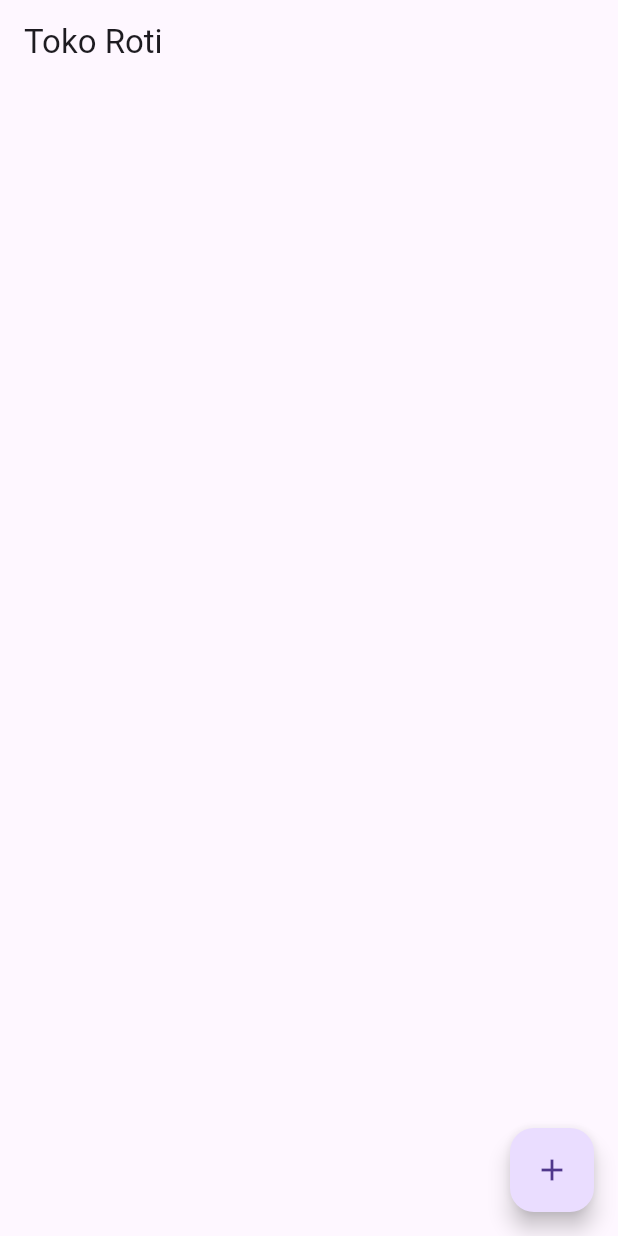
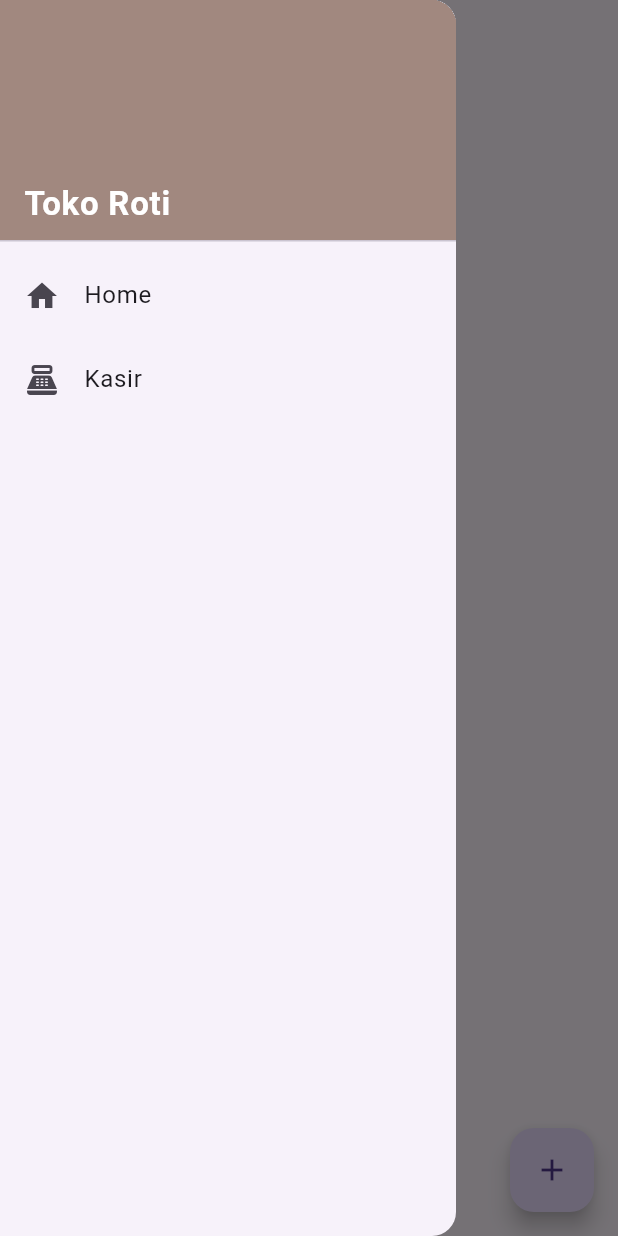
Before and after one commit to Caesaraya/test_kasir, a Flutter app: the screen it shows after launch, with the side drawer open (before the commit the screen has no drawer), on a phone screen of 412 x 824 dp. Run offline on Flutter 3.47's test engine with Material 3 defaults, Android fonts, the phone set to English and light mode, and no system bars; our stand-ins replace cloud_firestore, firebase_core, get; accounts and stored records are empty.

Commit message:
kasir-mobile

```diff
--- /dev/null
+++ b/lib/models/produk_model.dart
@@ -0,0 +1,22 @@
+class ProdukModel {
+  final String id;
+  final String nama;
+  final int harga;
+  final int stok;
+
+  ProdukModel({
+    required this.id,
+    required this.nama,
+    required this.harga,
+    required this.stok,
+  });
+
+  factory ProdukModel.fromFirestore(String id, Map<String, dynamic> data) {
+    return ProdukModel(
+      id: id,
+      nama: data['nama'],
+      harga: data['harga'],
+      stok: data['stok'],
+    );
+  }
+}
--- a/lib/pages/home_page.dart
+++ b/lib/pages/home_page.dart
@@ -10,6 +10,46 @@ class HomePage extends GetView<RotiController> {
   Widget build(BuildContext context) {
     return Scaffold(
       appBar: AppBar(title: const Text("Toko Roti")),
+
+      // 🔥 DRAWER NAVIGASI
+      drawer: Drawer(
+        child: Column(
+          children: [
+            DrawerHeader(
+              decoration: BoxDecoration(color: Colors.brown.shade300),
+              child: Align(
+                alignment: Alignment.bottomLeft,
+                child: Text(
+                  "Toko Roti",
+                  style: TextStyle(
+                    color: Colors.white,
+                    fontSize: 22,
+                    fontWeight: FontWeight.bold,
+                  ),
+                ),
+              ),
+            ),
+
+            ListTile(
+              leading: const Icon(Icons.home),
+              title: const Text("Home"),
+              onTap: () {
+                Get.back(); // tutup drawer
+              },
+            ),
+
+            ListTile(
+              leading: const Icon(Icons.point_of_sale),
+              title: const Text("Kasir"),
+              onTap: () {
+                Get.back();
+                Get.toNamed(AppRoutes.kasir);
+              },
+            ),
+          ],
+        ),
+      ),
+
       floatingActionButton: FloatingActionButton(
         onPressed: () {
           controller.clearForm();
@@ -17,6 +57,7 @@ class HomePage extends GetView<RotiController> {
         },
         child: const Icon(Icons.add),
       ),
+
       body: StreamBuilder(
         stream: controller.getRoti(),
         builder: (context, snapshot) {
@@ -30,16 +71,17 @@ class HomePage extends GetView<RotiController> {
             itemCount: docs.length,
             itemBuilder: (context, index) {
               final data = docs[index];
+
               return Card(
                 margin: const EdgeInsets.all(8),
                 child: ListTile(
                   title: Text(data['nama']),
                   subtitle: Text(
-                      "Harga: ${data['harga']} | Stok: ${data['stok']}"),
+                    "Harga: ${data['harga']} | Stok: ${data['stok']}",
+                  ),
                   trailing: IconButton(
                     icon: const Icon(Icons.delete, color: Colors.red),
-                    onPressed: () =>
-                        controller.hapusRoti(data.id),
+                    onPressed: () => controller.hapusRoti(data.id),
                   ),
                   onTap: () {
                     controller.setForm(
@@ -48,10 +90,7 @@ class HomePage extends GetView<RotiController> {
                       stok: data['stok'],
                     );
 
-                    Get.toNamed(
-                      AppRoutes.formroti,
-                      arguments: data.id,
-                    );
+                    Get.toNamed(AppRoutes.formroti, arguments: data.id);
                   },
                 ),
               );
--- a/lib/routes/app_pages.dart
+++ b/lib/routes/app_pages.dart
@@ -1,5 +1,7 @@
 import 'package:get/get.dart';
 import 'package:model_kasir/pages/form_roti_page.dart';
+import 'package:model_kasir/pages/kasir_page.dart';
+import 'package:model_kasir/pages/payement_page.dart';
 import '../pages/home_page.dart';
 import '../bindings/roti_binding.dart';
 import 'app_routes.dart';
@@ -16,5 +18,7 @@ class AppPages {
       page: () => RotiFormPage(),
       binding: RotiBinding(),
     ),
+    GetPage(name: AppRoutes.kasir, page: () => KasirPage()),
+    GetPage(name: AppRoutes.payment, page: () => PaymentPage()),
   ];
 }
--- a/lib/routes/app_routes.dart
+++ b/lib/routes/app_routes.dart
@@ -1,4 +1,6 @@
 abstract class AppRoutes {
   static const home = '/';
   static const formroti = '/form-roti';
+  static const kasir = '/kasir';
+  static const payment = '/payment';
 }
```
Also changed, not shown: lib/controllers/cart_controller.dart (added, +22 -0 lines), lib/controllers/roti_controller.dart (+19 -5 lines), lib/pages/form_roti_page.dart (+13 -9 lines), lib/pages/kasir_page.dart (added, +88 -0 lines), lib/pages/payement_page.dart (added, +54 -0 lines), lib/widgets/product_card.dart (added, +22 -0 lines), lib/widgets/responsive_layout.dart (added), pubspec.lock, 1 other file.
